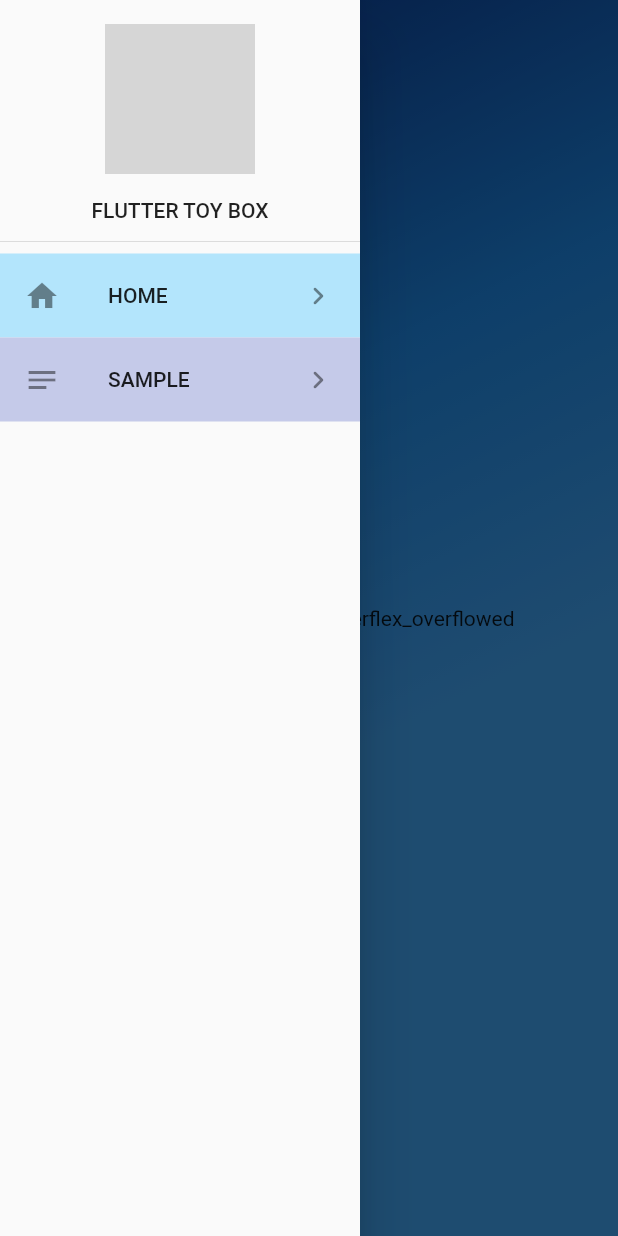
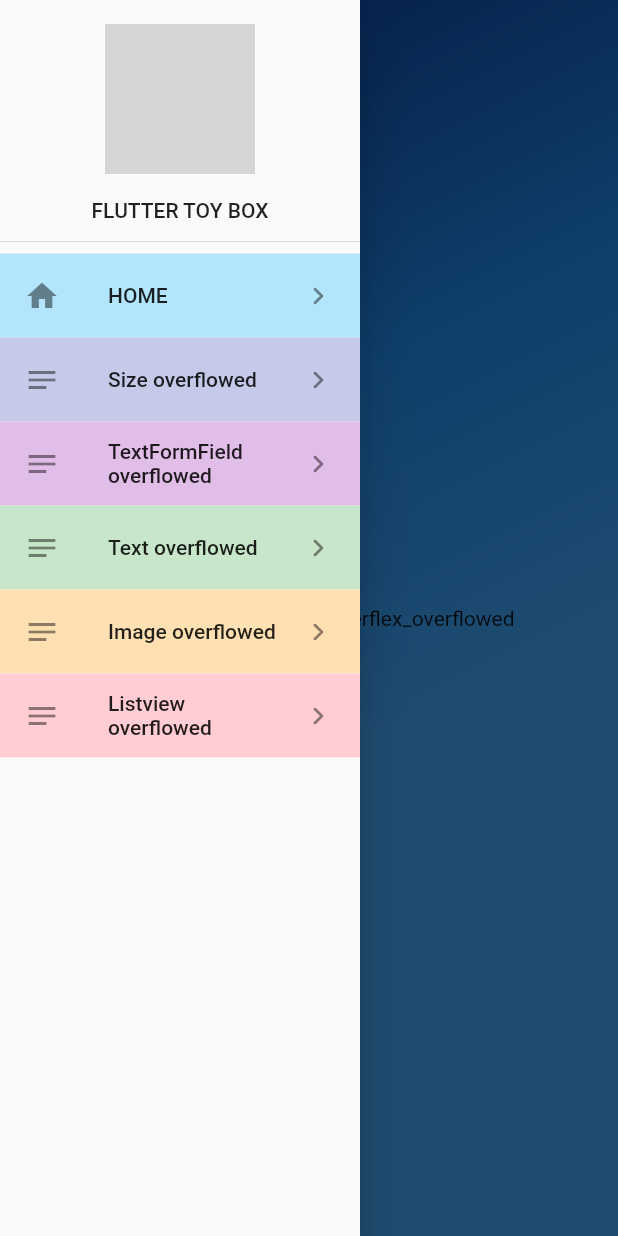
Before and after one commit to heyhey1028/flutter_samples, a Flutter app: the screen it shows after launch, with the side drawer open, on a phone screen of 412 x 824 dp. Run offline on Flutter 3.47's test engine with Material 2 defaults, Android fonts, the phone set to English and light mode, and no system bars; our stand-ins replace flutter_riverpod, js; grey boxes are pictures that could not be loaded.

Commit message:
add samples for renderflex overflowed

```diff
--- /dev/null
+++ b/samples/goodbye_renderflex_overflowed/lib/features/listview_unbounded.dart
@@ -0,0 +1,32 @@
+import 'package:flutter/material.dart';
+import 'package:flutter_riverpod/flutter_riverpod.dart';
+import 'package:goodbye_renderflex_overflowed/widgets/app_scaffold.dart';
+
+class ListviewUnboundedScreen extends ConsumerWidget {
+  const ListviewUnboundedScreen({super.key});
+
+  @override
+  Widget build(BuildContext context, WidgetRef ref) {
+    return AppScaffold(
+      title: const Text('Size overflowed'),
+      color: Colors.green,
+      body: Center(
+        child: ListView(
+          children: [
+            ListView(
+              children: [
+                for (int i = 1; i < 10; i++)
+                  Container(
+                    margin: const EdgeInsets.all(10),
+                    height: 100,
+                    width: double.infinity,
+                    color: Colors.yellow,
+                  )
+              ],
+            )
+          ],
+        ),
+      ),
+    );
+  }
+}
--- a/samples/goodbye_renderflex_overflowed/lib/main.dart
+++ b/samples/goodbye_renderflex_overflowed/lib/main.dart
@@ -1,5 +1,6 @@
 // import 'package:firebase_core/firebase_core.dart';
 import 'package:flutter/material.dart';
+import 'package:flutter_riverpod/flutter_riverpod.dart';
 // import './firebase_options.dart';
 import './widgets/app_scaffold.dart';
 
@@ -16,13 +17,15 @@ class MyApp extends StatelessWidget {
   // This widget is the root of your application.
   @override
   Widget build(BuildContext context) {
-    return MaterialApp(
-      debugShowCheckedModeBanner: false,
-      title: 'Flutter Demo',
-      theme: ThemeData(
-        primarySwatch: Colors.blue,
+    return ProviderScope(
+      child: MaterialApp(
+        debugShowCheckedModeBanner: false,
+        title: 'Flutter Demo',
+        theme: ThemeData(
+          primarySwatch: Colors.blue,
+        ),
+        home: const MyHomePage(),
       ),
-      home: const MyHomePage(),
     );
   }
 }
@@ -48,7 +51,8 @@ class MyHomePage extends StatelessWidget {
                   ],
                 ),
               ),
-              child: const Center(child: Text('Welcome to goodbye_renderflex_overflowed')),
+              child: const Center(
+                  child: Text('Welcome to goodbye_renderflex_overflowed')),
             ),
           ),
         ],
--- a/samples/goodbye_renderflex_overflowed/lib/widgets/main_drawer.dart
+++ b/samples/goodbye_renderflex_overflowed/lib/widgets/main_drawer.dart
@@ -1,6 +1,11 @@
 import 'package:flutter/material.dart';
+import 'package:goodbye_renderflex_overflowed/features/listview_unbounded.dart';
+import 'package:goodbye_renderflex_overflowed/features/overflowed_image.dart';
+import 'package:goodbye_renderflex_overflowed/features/overflowed_listview.dart';
+import 'package:goodbye_renderflex_overflowed/features/overflowed_text_screen.dart';
+import 'package:goodbye_renderflex_overflowed/features/overflowed_textformfield_screen.dart';
 
-import '../features/sample/sample_screen.dart';
+import '../features/overflowed_size_screen.dart';
 import '../main.dart';
 
 class MainDrawer extends StatelessWidget {
@@ -17,7 +22,7 @@ class MainDrawer extends StatelessWidget {
               child: Column(
                 children: [
                   CircleAvatar(
-                    backgroundColor: Colors.grey[100]!,
+                    backgroundColor: Colors.grey[100],
                     foregroundImage:
                         const AssetImage('assets/images/flutter_logo.png'),
                     radius: 50,
@@ -30,16 +35,40 @@ class MainDrawer extends StatelessWidget {
               ),
             ),
             DrawerTile(
-              color: Colors.lightBlue[100]!,
+              color: Colors.lightBlue[100],
               icon: const Icon(Icons.home),
               title: 'HOME',
               navigateTo: const MyHomePage(),
             ),
             DrawerTile(
-              color: Colors.indigo[100]!,
+              color: Colors.indigo[100],
               icon: const Icon(Icons.notes),
-              title: 'SAMPLE',
-              navigateTo: const SampleScreen(),
+              title: 'Size overflowed',
+              navigateTo: const OverflowedSizeScreen(),
+            ),
+            DrawerTile(
+              color: Colors.purple[100],
+              icon: const Icon(Icons.notes),
+              title: 'TextFormField overflowed',
+              navigateTo: OverflowedTextformfieldScreen(),
+            ),
+            DrawerTile(
+              color: Colors.green[100],
+              icon: const Icon(Icons.notes),
+              title: 'Text overflowed',
+              navigateTo: const OverflowedTextScreen(),
+            ),
+            DrawerTile(
+              color: Colors.orange[100],
+              icon: const Icon(Icons.notes),
+              title: 'Image overflowed',
+              navigateTo: const OverflowedImageScreen(),
+            ),
+            DrawerTile(
+              color: Colors.red[100],
+              icon: const Icon(Icons.notes),
+              title: 'Listview overflowed',
+              navigateTo: const OverflowedListviewScreen(),
             ),
           ],
         ),
```
Also changed, not shown: samples/goodbye_renderflex_overflowed/lib/features/overflowed_image.dart (added, +22 -0 lines), samples/goodbye_renderflex_overflowed/lib/features/overflowed_listview.dart (added, +32 -0 lines), samples/goodbye_renderflex_overflowed/lib/features/overflowed_size_screen.dart (added, +28 -0 lines), samples/goodbye_renderflex_overflowed/lib/features/overflowed_text_screen.dart (added, +26 -0 lines), samples/goodbye_renderflex_overflowed/lib/features/overflowed_textformfield_screen.dart (added, +69 -0 lines), samples/goodbye_renderflex_overflowed/lib/features/sample/sample_screen.dart (deleted, +0 -43 lines), samples/goodbye_renderflex_overflowed/assets/images/claw_machine.png (added), samples/goodbye_renderflex_overflowed/assets/images/dash_game.jpeg (added), 1 other file.
